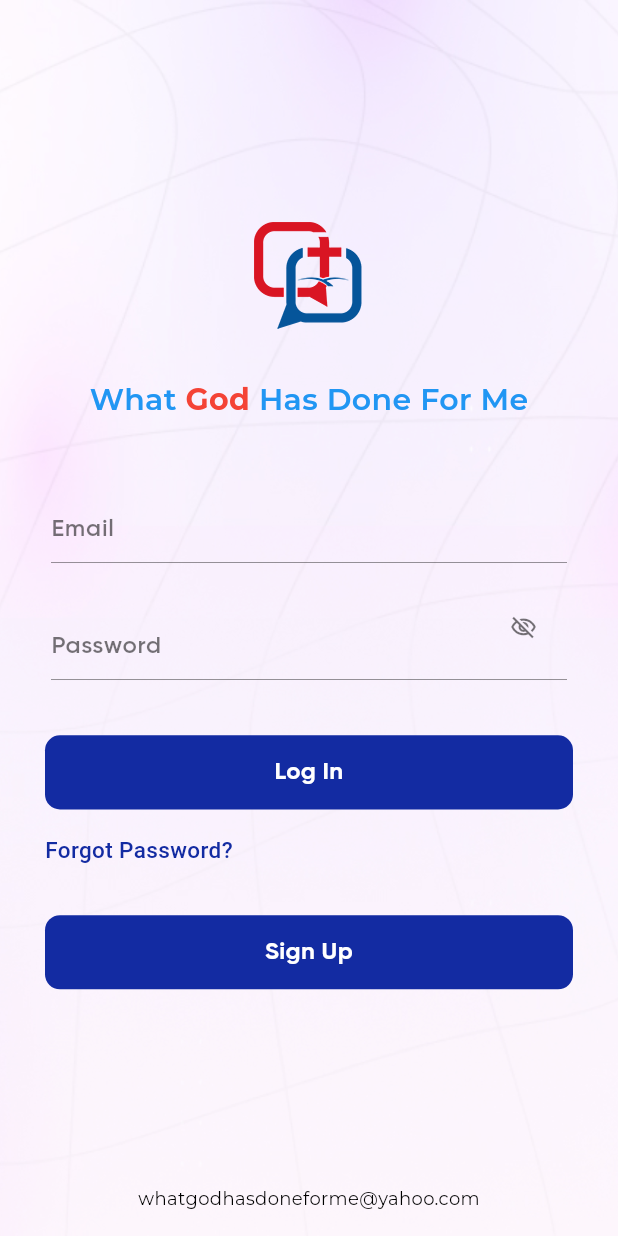
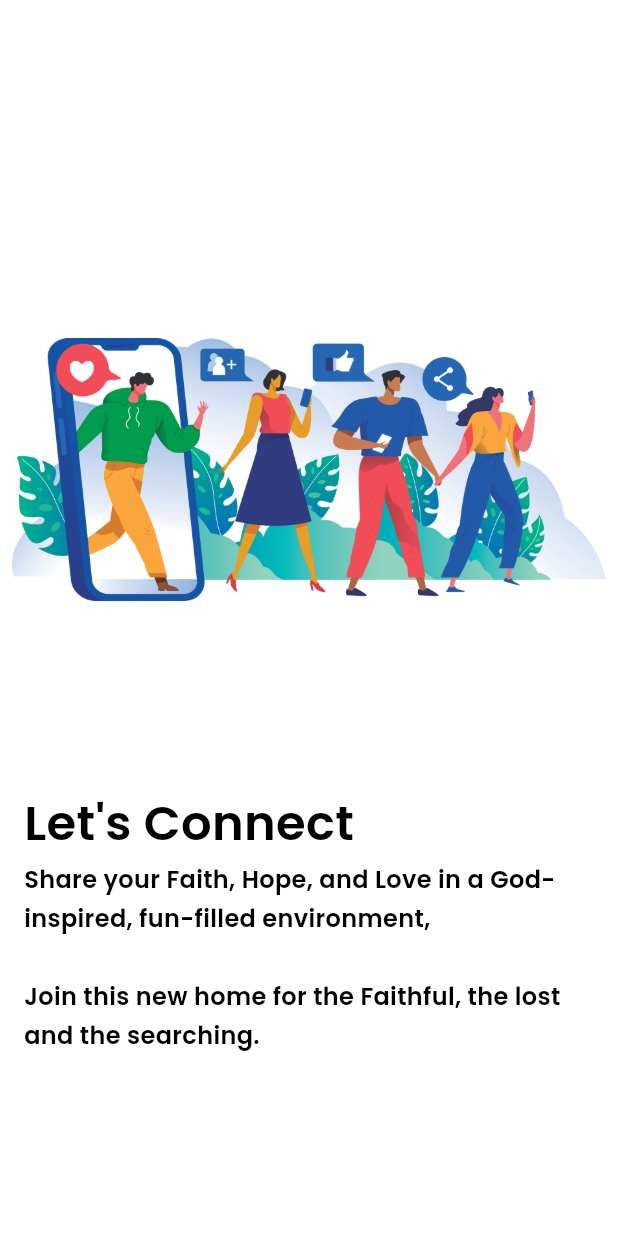
Before and after one commit to What-God-Has-Done-For-Me-Inc/wghdfm, a Flutter app: the screen it shows after launch, on a phone screen of 412 x 824 dp. Run offline on Flutter 3.47's test engine with Material 3 defaults, Android fonts, the phone set to English and light mode, and no system bars; our stand-ins replace awesome_notifications, cached_network_image, camera, cloud_firestore, connectivity_plus, dio and 22 more; missing offline and left inert: flutter_inappwebview, light_compressor, tutorial_coach_mark, video_compress_ds, youtube_player_flutter_plus; accounts and stored records are empty.

Commit message:
12-01-24(Intro Screen)

```diff
--- a/lib/common/background_widget.dart
+++ b/lib/common/background_widget.dart
@@ -9,33 +9,11 @@ Widget backGroundWidget({required Widget widget}) {
         width: Get.width,
         height: Get.height,
         child: Image.asset(
-          // 'assets/drawable/splash_bg.jpeg',
           'assets/drawable/background.jpg',
           fit: BoxFit.cover,
           width: Get.width,
           height: Get.height,
         ),
-
-        /*CachedNetworkImage(
-          alignment: Alignment.center,
-          fit: BoxFit.fill,
-          imageUrl:
-              'https://images.pexels.com/photos/5206040/pexels-photo-5206040.jpeg?cs=srgb&dl=pexels-tima-miroshnichenko-5206040.jpg&fm=jpg',
-          placeholder: (context, url) => Align(
-            alignment: Alignment.bottomCenter,
-            child: Container(
-              width: 70,
-              height: 70,
-              padding: EdgeInsets.all(10),
-              child: CircularProgressIndicator(),
-            ),
-          ),
-          errorWidget: (context, url, error) => Icon(Icons.error),
-        ),*/
-        /*Image.network(
-          alignment: Alignment.center,
-          fit: BoxFit.cover,
-        ),*/
       ),
       Container(
         color: Colors.white.withOpacity(0.3),
--- a/lib/main.dart
+++ b/lib/main.dart
@@ -3,6 +3,7 @@ import 'package:flutter/material.dart';
 import 'package:get/get.dart';
 import 'package:google_mobile_ads/google_mobile_ads.dart';
 import 'package:upgrader/upgrader.dart';
+import 'package:wghdfm_java/modules/auth_module/views/Introduction_Screen.dart';
 import 'package:wghdfm_java/modules/notification_module/controller/notification_handler.dart';
 import 'package:wghdfm_java/screen/dashboard/post_details/post_details_screen.dart';
 import 'package:wghdfm_java/screen/favourite/favourite_screen.dart';
@@ -61,6 +62,7 @@ class _MyAppState extends State<MyApp> {
               .copyWith(background: const Color(0xffF3FCFB))),
       home: SplashScreen(),
       getPages: [
+        GetPage(name: PageRes.introScreen, page: () => IntroducationScreen()),
         GetPage(name: PageRes.loginScreen, page: () => LoginScreen()),
         GetPage(name: PageRes.signUpScreen, page: () => const SignUpScreen()),
         GetPage(
--- /dev/null
+++ b/lib/modules/auth_module/views/Introduction_Screen.dart
@@ -0,0 +1,172 @@
+import 'package:flutter/material.dart';
+import 'package:get/get.dart';
+import 'package:google_fonts/google_fonts.dart';
+import 'package:wghdfm_java/modules/auth_module/views/login_screen.dart';
+import 'package:wghdfm_java/services/prefrence_services.dart';
+import 'package:wghdfm_java/services/sesssion.dart';
+import 'package:wghdfm_java/utils/app_colors.dart';
+
+class IntroducationScreen extends StatefulWidget {
+  @override
+  _IntroducationScreenState createState() => _IntroducationScreenState();
+}
+
+class _IntroducationScreenState extends State<IntroducationScreen> {
+  final int totalpages = 2;
+  final PageController pagecontroller = PageController(initialPage: 0);
+  int currentpage = 0;
+  @override
+  Widget build(BuildContext context) {
+    return Scaffold(
+      body: Container(
+        child: Stack(
+          children: <Widget>[
+            PageView(
+              controller: pagecontroller,
+              onPageChanged: (int page) {
+                currentpage = page;
+                setState(() {});
+              },
+              children: [
+                buildPageContent(
+                  image: "assets/drawable/intro1.jpg",
+                  color: Color(0xffFFFFFF),
+                  textColor: Colors.black,
+                  title: "Let's Connect",
+                  body:
+                      'Share your Faith, Hope, and Love in a God-inspired, fun-filled environment,\n\nJoin this new home for the Faithful, the lost and the searching.',
+                ),
+                buildPageContent(
+                  image: "assets/drawable/intro2.jpg",
+                  color: Color(0xff88C5EC),
+                  textColor: Colors.white,
+                  title: 'Why Join Us?',
+                  body:
+                      'Access the Bible in over 1200 languages.\nMeet new christians with common interests.\nPost your thoughts on Video & Images.\nInvite your friends and create your own groups.',
+                ),
+                // buildPageContent(
+                //   image: "assets/drawable/background.jpg",
+                //   color: Color(0xffCEE5EB),
+                //   textColor: Color(0xff301A31),
+                //   title: 'Be Productive',
+                //   body:
+                //       'Easy tracking of daily tasks.\nSynergestic motivation through community',
+                // ),
+              ],
+            ),
+            Positioned(
+              bottom: 24,
+              left: Get.width * 0.01,
+              right: Get.width * 0.01,
+              child: Row(
+                mainAxisAlignment: MainAxisAlignment.spaceEvenly,
+                children: [
+                  Container(
+                    alignment: Alignment.center,
+                    height: Get.height * 0.08,
+                    width: Get.width * 0.8,
+                    child: Row(
+                      children: <Widget>[
+                        for (int i = 0; i < totalpages; i++)
+                          i == currentpage
+                              ? buildPageIndicator(true)
+                              : buildPageIndicator(false),
+                        Spacer(),
+                        //if (currentpage != 2) Container(),
+                        if (currentpage == 1)
+                          FloatingActionButton(
+                            backgroundColor: AppColors.primery,
+                            elevation: 5,
+                            onPressed: () {
+                              pagecontroller.animateToPage(2,
+                                  duration: Duration(milliseconds: 400),
+                                  curve: Curves.linear);
+                              setState(() {
+                                storeBoolToSF(SessionManagement.IS_INTRO, true);
+                                Get.off(LoginScreen());
+                              });
+                            },
+                            child: Icon(Icons.arrow_forward_ios,
+                                color: Colors.white),
+                          ),
+                      ],
+                    ),
+                  ),
+                ],
+              ),
+            ),
+          ],
+        ),
+      ),
+    );
+  }
+
+  Widget buildPageContent({
+    String? image,
+    Color? color,
+    Color? textColor,
+    String? title,
+    String? body,
+  }) {
+    return Container(
+      decoration: BoxDecoration(color: color),
+      child: Column(
+        mainAxisAlignment: MainAxisAlignment.center,
+        crossAxisAlignment: CrossAxisAlignment.start,
+        children: [
+          Padding(
+            padding: const EdgeInsets.all(8.0),
+            child: Image.asset(
+              image!,
+              height: Get.height * 0.45,
+              width: Get.width,
+            ),
+          ),
+          SizedBox(
+            height: Get.height * 0.02,
+          ),
+          Padding(
+            padding: const EdgeInsets.symmetric(horizontal: 16),
+            child: Column(
+              crossAxisAlignment: CrossAxisAlignment.start,
+              children: [
+                Text(
+                  title!,
+                  style: GoogleFonts.poppins(
+                    fontSize: 32,
+                    height: 1.6,
+                    fontWeight: FontWeight.w600,
+                    color: textColor,
+                  ),
+                ),
+                Text(
+                  body!,
+                  style: GoogleFonts.poppins(
+                    fontSize: 16,
+                    height: 1.6,
+                    fontWeight: FontWeight.w600,
+                    color: textColor,
+                  ),
+                ),
+              ],
+            ),
+          ),
+        ],
+      ),
+    );
+  }
+
+  Widget buildPageIndicator(bool isCurrentPage) {
+    return AnimatedContainer(
+      duration: Duration(milliseconds: 350),
+      margin: EdgeInsets.symmetric(
+        horizontal: 5,
+      ),
+      height: isCurrentPage ? 18 : 10,
+      width: isCurrentPage ? 18 : 10,
+      decoration: BoxDecoration(
+          color: isCurrentPage ? Colors.white : Colors.white24,
+          borderRadius: BorderRadius.all(Radius.circular(12))),
+    );
+  }
+}
--- a/lib/screen/dashboard/widgets/feed_with_load_more.dart
+++ b/lib/screen/dashboard/widgets/feed_with_load_more.dart
@@ -369,7 +369,7 @@ Widget customImageView(PostModelFeed? feed) {
                         listOfMedia: listOfMedia ?? [], feed: feed, index: 0)
                     : (listOfMedia?.length ?? 0) == 2
                         ? SizedBox(
-                            height: Get.height * 0.2,
+                            height: Get.height,
                             width: Get.width,
                             child: Row(
                               // mainAxisSize: MainAxisSize.min,
@@ -728,6 +728,7 @@ Widget mediaView({required List listOfMedia, index, feed, BoxFit? imgFit}) {
               .contains(listOfMedia[index].split(".").last)
           ? Container(
               width: Get.width,
+              height: Get.height,
               decoration: BoxDecoration(
                 border: Border.all(color: Colors.grey, width: 0.5),
                 borderRadius: BorderRadius.circular(6),
--- a/lib/services/sesssion.dart
+++ b/lib/services/sesssion.dart
@@ -14,6 +14,7 @@ RxString coverPic = ''.obs;
 
 class SessionManagement {
   static String IS_LOGIN = "IsLoggedIn";
+  static String IS_INTRO = "IsIntro";
   static String ACTIVE_USER_DETAILS = "ActiveUserDetails";
   static String KEY_EMAIL = "email";
   static String KEY_ID = "id";
@@ -36,7 +37,9 @@ class SessionManagement {
 
   static Future<void> checkLogin() async {
     // Check login status
-    if (!await isLoggedIn()) {
+    if (!await isLoggedIn() && await isIntro() == false) {
+      Get.toNamed(PageRes.introScreen);
+    } else if (!await isLoggedIn()) {
       // user is not logged in redirect him to Login Activity
       Get.toNamed(PageRes.loginScreen);
     }
@@ -53,7 +56,8 @@ class SessionManagement {
   }
 
   static Future<LoginModel> getUserDetails() async {
-    var jsonDecoded = jsonDecode(await fetchStringValuesSF(ACTIVE_USER_DETAILS));
+    var jsonDecoded =
+        jsonDecode(await fetchStringValuesSF(ACTIVE_USER_DETAILS));
     LoginModel details = LoginModel.fromJson(jsonDecoded);
     userName.value = ("${details.fname!} ${details.lname!}").trim();
     profilePic.value = details.img!;
@@ -81,4 +85,8 @@ class SessionManagement {
   static Future<bool> isLoggedIn() async {
     return await fetchBoolValuesSF(IS_LOGIN);
   }
+
+  static Future<bool> isIntro() async {
+    return await fetchBoolValuesSF(IS_INTRO);
+  }
 }
--- a/lib/utils/page_res.dart
+++ b/lib/utils/page_res.dart
@@ -1,4 +1,5 @@
 class PageRes {
+  static const String introScreen = "/introScreen";
   static const String loginScreen = "/loginScreen";
   static const String signUpScreen = "/signUpScreen";
   static const String dashBoardScreen = "/DashBoardScreen";
```
Also changed, not shown: assets/drawable/intro1.jpg (added), assets/drawable/intro2.jpg (added).
